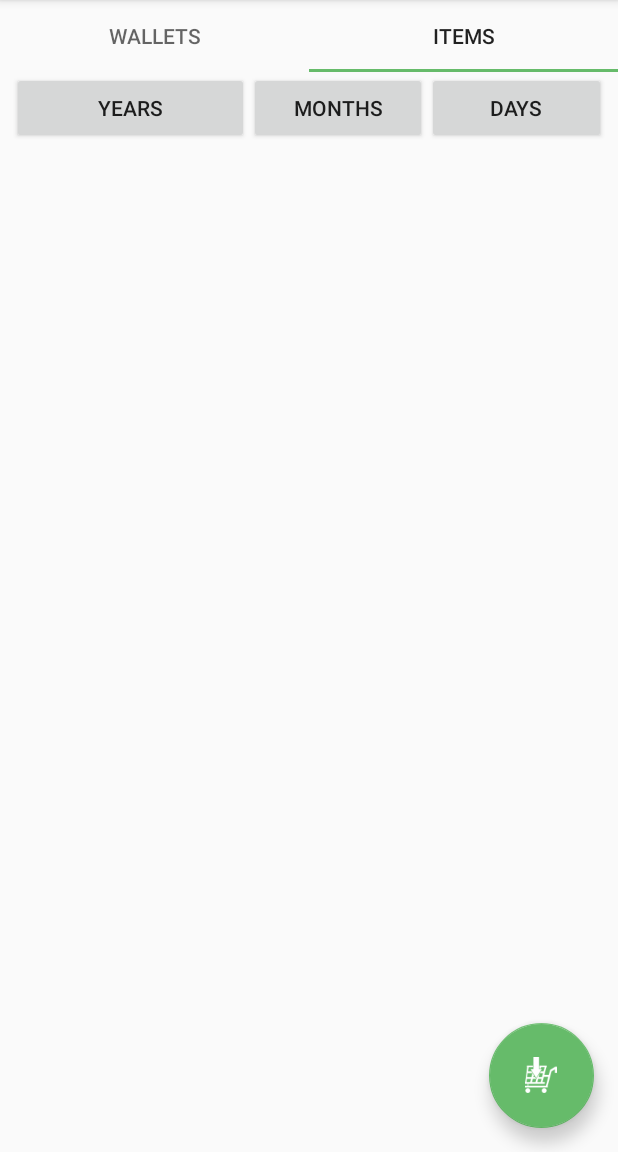
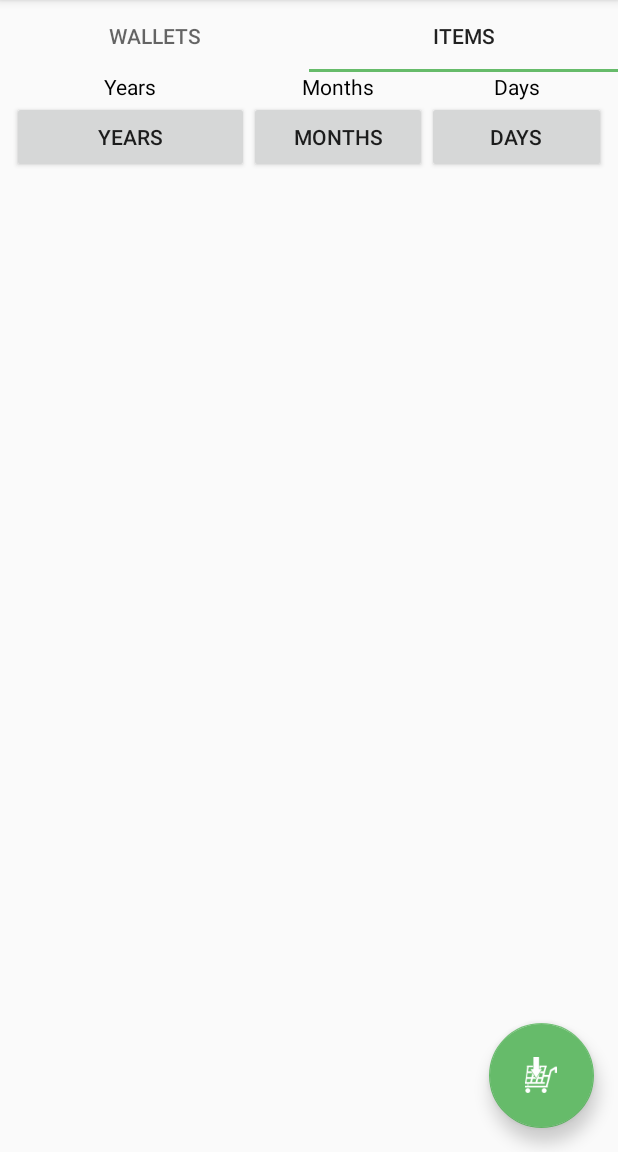
Before and after one commit to tarekMohamedIT/MoneyAssistant, an Android app: the screen it shows after launch (MainActivity), tab 2 chosen, on a phone screen of 412 x 824 dp, the part 84-1236 px from its top. Run offline under Robolectric (Android 15) with nearby library versions, the phone set to English and light mode, and no system bars; libraries missing offline, so code that uses them is left out: com.r3tr0.graphengine; 4 statements that could not run were skipped.

Commit message:
Added a new search methods for Dates of items adding.

```diff
--- a/app/src/main/java/com/r3tr0/moneyassistant/logic/threadding/GetAllItemsTask.java
+++ b/app/src/main/java/com/r3tr0/moneyassistant/logic/threadding/GetAllItemsTask.java
@@ -15,7 +15,7 @@ public class GetAllItemsTask extends BaseBackgroundTask {
     private ItemsDatabaseModel model;
 
 
-    public GetAllItemsTask(ItemsDatabaseModel databaseModel) {
+    public GetAllItemsTask(ItemsDatabaseModel databaseModel, final Integer years, final Integer months, final Integer days) {
         super();
         this.model = databaseModel;
         setUseCase(new IUseCase<List<Item>>() {
@@ -42,11 +42,13 @@ public class GetAllItemsTask extends BaseBackgroundTask {
                     }
                 });
 
-                List<Item> items = model.getAllItems();
+                List<Item> items = model.getAllItems(years, months, days);
                 model.setOnDatabaseRowReadListener(null);
                 currentDate = null;
                 return items;
             }
         });
     }
+
+
 }
--- a/app/src/main/java/com/r3tr0/moneyassistant/ui/fragments/ItemsFragment.java
+++ b/app/src/main/java/com/r3tr0/moneyassistant/ui/fragments/ItemsFragment.java
@@ -7,6 +7,7 @@ import android.support.v4.app.Fragment;
 import android.support.v7.widget.GridLayoutManager;
 import android.support.v7.widget.LinearLayoutManager;
 import android.support.v7.widget.RecyclerView;
+import android.util.Log;
 import android.view.LayoutInflater;
 import android.view.View;
 import android.view.ViewGroup;
@@ -14,6 +15,7 @@ import android.widget.Button;
 
 import com.r3tr0.moneyassistant.R;
 import com.r3tr0.moneyassistant.core.database.models.ItemsDatabaseModel;
+import com.r3tr0.moneyassistant.core.interfaces.OnItemClickListener;
 import com.r3tr0.moneyassistant.core.interfaces.OnProcessingEndListener;
 import com.r3tr0.moneyassistant.core.models.Item;
 import com.r3tr0.moneyassistant.logic.threadding.GetAllItemsTask;
@@ -35,6 +37,8 @@ public class ItemsFragment extends Fragment implements View.OnClickListener {
     ArrayList<String> strings;
     ItemsDatabaseModel model;
     GetAllItemsTask task;
+
+    int year = 0, month = 0, day = 0;
 
     OnProcessingEndListener<List<Item>> listOnProcessingEndListener = new OnProcessingEndListener<List<Item>>() {
         @Override
@@ -87,8 +91,6 @@ public class ItemsFragment extends Fragment implements View.OnClickListener {
 
         itemsRecyclerView.setLayoutManager(layoutManager);
         itemsRecyclerView.setAdapter(adapter);
-
-
     }
 
     @Override
@@ -97,35 +99,80 @@ public class ItemsFragment extends Fragment implements View.OnClickListener {
 
         if (v.getId() == R.id.yearsButton){
             strings.clear();
+            strings = (ArrayList<String>) model.getAllYears();
+            menu.setOnItemClickListener(new OnItemClickListener() {
+                @Override
+                public void onClick(int position, View view) {
+                    if (position == 0) {
+                        year = 0;
+                        month = 0;
+                        day = 0;
 
-            strings.add("All");
-            strings.add("1990");
-            strings.add("1991");
-            strings.add("1992");
-            strings.add("1993");
-            strings.add("1994");
+                        daysButton.setText("All");
+                        monthsButton.setText("All");
+                        yearsButton.setText("All");
+                    } else {
+                        year = Integer.parseInt(strings.get(position));
+                        month = 0;
+                        day = 0;
+
+                        daysButton.setText("All");
+                        monthsButton.setText("All");
+                        yearsButton.setText(String.format("%s", year));
+                    }
+                    fetchData();
+                }
+            });
         }
 
         else if (v.getId() == R.id.monthsButton){
             strings.clear();
+            if (year == 0)
+                strings.add("all");
+            else {
+                strings = (ArrayList<String>) model.getMonths(year);
+                menu.setOnItemClickListener(new OnItemClickListener() {
+                    @Override
+                    public void onClick(int position, View view) {
+                        if (position == 0) {
+                            month = 0;
+                            day = 0;
 
-            strings.add("All");
-            strings.add("Jan");
-            strings.add("Feb");
-            strings.add("Mar");
-            strings.add("Apr");
-            strings.add("May");
+                            daysButton.setText("All");
+                            monthsButton.setText("All");
+                        } else {
+                            month = Integer.parseInt(strings.get(position));
+                            day = 0;
+
+                            daysButton.setText("All");
+                            monthsButton.setText(String.format("%02d", month));
+                        }
+                        fetchData();
+                    }
+                });
+            }
         }
 
         else {
             strings.clear();
-
-            strings.add("All");
-            strings.add("1");
-            strings.add("2");
-            strings.add("3");
-            strings.add("4");
-            strings.add("5");
+            if (month == 0)
+                strings.add("all");
+            else {
+                strings = (ArrayList<String>) model.getDays(year, month);
+                menu.setOnItemClickListener(new OnItemClickListener() {
+                    @Override
+                    public void onClick(int position, View view) {
+                        if (position == 0) {
+                            day = 0;
+                            daysButton.setText("All");
+                        } else {
+                            day = Integer.parseInt(strings.get(position));
+                            daysButton.setText(String.format("%02d", day));
+                        }
+                        fetchData();
+                    }
+                });
+            }
         }
 
         menu.getAdapter().getStringsList().clear();
@@ -136,6 +183,15 @@ public class ItemsFragment extends Fragment implements View.OnClickListener {
         menu.showList(300);
     }
 
+    void fetchData() {
+        Log.e("fetching", "fetched from " + day + "-" + month + "-" + year);
+        if (task != null)
+            task.cancel(true);
+        task = new GetAllItemsTask(model, year, month, day);
+        task.setOnProcessingEndListener(listOnProcessingEndListener);
+        task.execute();
+    }
+
     @Override
     public String toString() {
         return "Items";
@@ -144,12 +200,7 @@ public class ItemsFragment extends Fragment implements View.OnClickListener {
     @Override
     public void onResume() {
         super.onResume();
-        if (task != null)
-            task.cancel(true);
-
-        task = new GetAllItemsTask(model);
-        task.setOnProcessingEndListener(listOnProcessingEndListener);
-        task.execute();
+        fetchData();
     }
 
     @Override
--- a/app/src/main/res/layout/fragment_items.xml
+++ b/app/src/main/res/layout/fragment_items.xml
@@ -7,7 +7,36 @@
     tools:context=".ui.fragments.ItemsFragment">
 
     <!-- TODO: Update blank fragment layout -->
+    <LinearLayout
+        android:layout_width="match_parent"
+        android:layout_height="wrap_content"
+        android:orientation="horizontal"
+        android:weightSum="10">
 
+        <TextView
+            android:layout_width="0dp"
+            android:layout_height="wrap_content"
+            android:layout_weight="4"
+            android:gravity="center_horizontal"
+            android:text="Years"
+            android:textColor="#000000" />
+
+        <TextView
+            android:layout_width="0dp"
+            android:layout_height="wrap_content"
+            android:layout_weight="3"
+            android:gravity="center_horizontal"
+            android:text="Months"
+            android:textColor="#000000" />
+
+        <TextView
+            android:layout_width="0dp"
+            android:layout_height="wrap_content"
+            android:layout_weight="3"
+            android:gravity="center_horizontal"
+            android:text="Days"
+            android:textColor="#000000" />
+    </LinearLayout>
     <LinearLayout
         android:layout_width="match_parent"
         android:layout_height="wrap_content"
```
Also changed, not shown: app/src/main/java/com/r3tr0/moneyassistant/core/database/models/ItemsDatabaseModel.java (+84 -6 lines), app/src/main/java/com/r3tr0/moneyassistant/utils/dialogs/PopupMenu.java (+8 -1 lines), app/libs/CSTime.jar.
